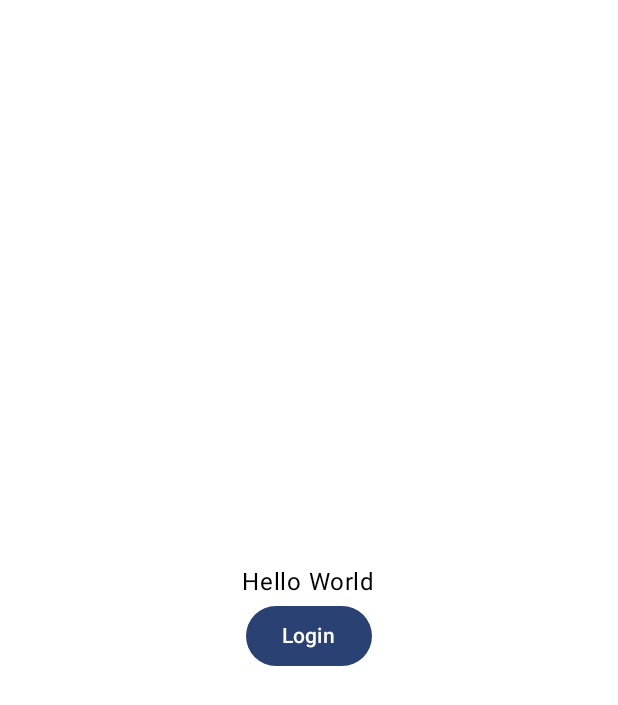
After one commit to ax958777/BeginnerApp, an Android app built with Jetpack Compose: the composable NavGraph shown on its own in the app's theme, on a phone screen of 412 x 824 dp. The commit adds this screen. Shown: the top 705 px of the screen. Run offline under Robolectric (Android 15) with nearby library versions, the phone set to English and light mode, and no system bars.

Commit message:
Navigation

```diff
--- /dev/null
+++ b/app/src/main/java/com/example/beginnerapp/navigation/NavGraph.kt
@@ -0,0 +1,21 @@
+package com.example.beginnerapp.navigation
+
+import androidx.compose.runtime.Composable
+import androidx.navigation.NavHostController
+import androidx.navigation.compose.NavHost
+import androidx.navigation.compose.composable
+import com.example.beginnerapp.screens.Greeting
+import com.example.beginnerapp.screens.Login
+
+@Composable
+fun NavGraph(navController:NavHostController){
+    NavHost(navController=navController, startDestination = Routes.Greeting.routes) {
+        composable(Routes.Greeting.routes){
+            Greeting(navController)
+        }
+        composable(Routes.Login.routes){
+            Login(navController)
+        }
+
+    }
+}
--- /dev/null
+++ b/app/src/main/java/com/example/beginnerapp/screens/Greeting.kt
@@ -0,0 +1,38 @@
+package com.example.beginnerapp.screens
+
+import androidx.compose.foundation.layout.Column
+import androidx.compose.foundation.layout.fillMaxSize
+import androidx.compose.foundation.layout.wrapContentSize
+import androidx.compose.material3.Button
+import androidx.compose.material3.Text
+import androidx.compose.runtime.Composable
+import androidx.compose.ui.Alignment
+import androidx.compose.ui.Modifier
+import androidx.navigation.NavHostController
+import com.example.beginnerapp.navigation.Routes
+import kotlinx.serialization.Serializable
+
+
+@Composable
+    fun Greeting( navController: NavHostController) {
+        Column(
+            Modifier
+            .fillMaxSize()
+            .wrapContentSize(Alignment.Center),
+            horizontalAlignment = Alignment.CenterHorizontally
+        ) {
+            Text(
+                text = "Hello World",
+                modifier = Modifier
+            )
+            Button(onClick = {
+                println("Button Clicked")
+                navController.navigate(Routes.Login.routes)
+            }){
+                Text(
+                    text = "Login"
+                )
+            }
+        }
+
+    }
```
Also changed, not shown: app/build.gradle.kts (+19 -0 lines), app/src/main/java/com/example/beginnerapp/MainActivity.kt (+10 -26 lines), app/src/main/java/com/example/beginnerapp/navigation/Routes.kt (added, +11 -0 lines), app/src/main/java/com/example/beginnerapp/screens/Login.kt (added, +26 -0 lines).
